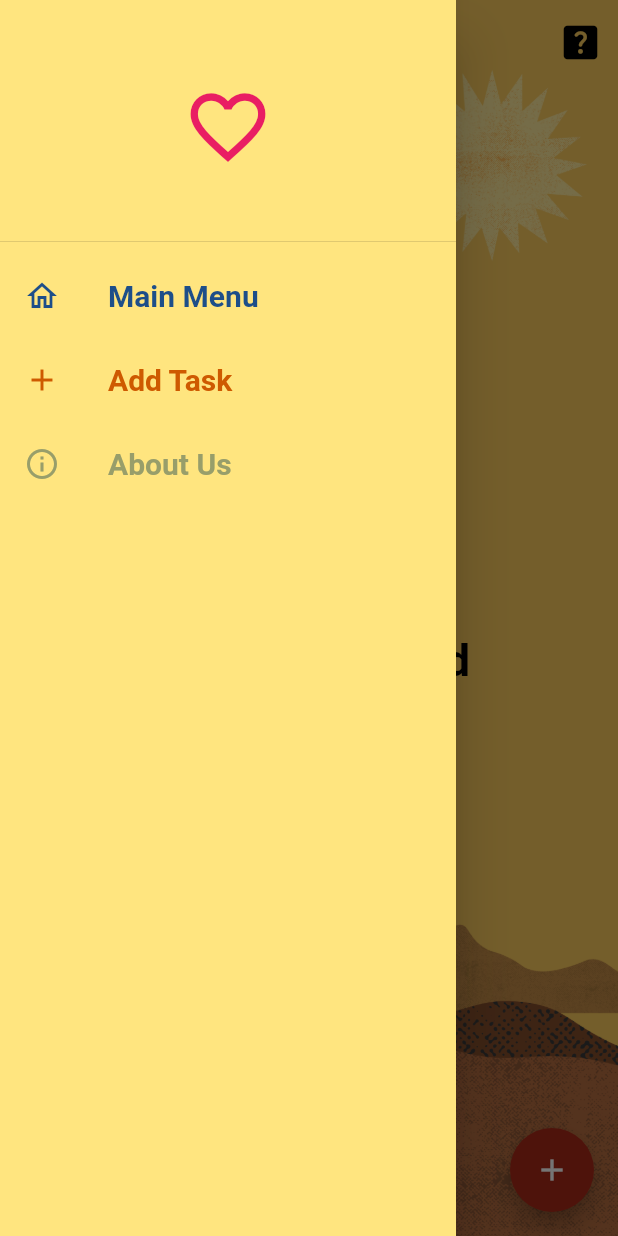
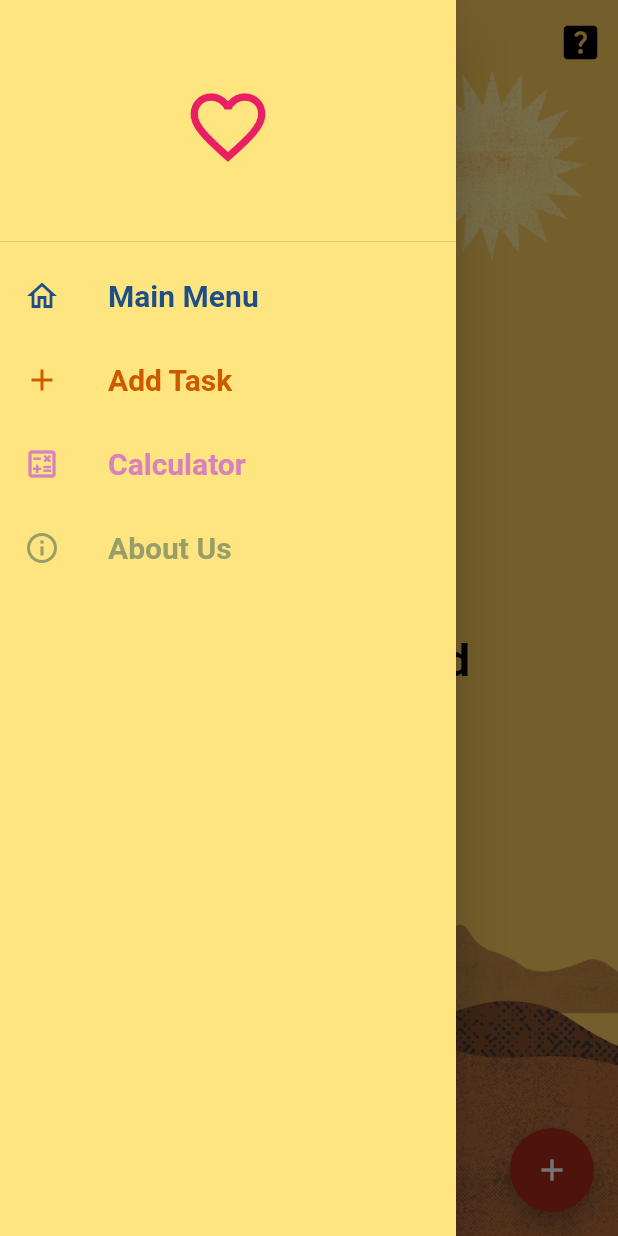
Before and after one commit to AllianaOnate/onate_assignment_three, a Flutter app: the HomePage screen opened directly, with the side drawer open, on a phone screen of 412 x 824 dp. Run offline on Flutter 3.47's test engine with Material 2 defaults, Android fonts, the phone set to English and light mode, and no system bars; our stand-ins replace lottie, sqflite; accounts and stored records are empty; network calls fail.

```diff
--- a/lib/about_us.dart
+++ b/lib/about_us.dart
@@ -47,6 +47,8 @@ class _AboutUsState extends State<AboutUs> {
                 ),
               ),
               alignment: Alignment.bottomCenter,
+              height: 200,
+              width: 200,
             )
           ],
         ),
--- /dev/null
+++ b/lib/calculator.dart
@@ -0,0 +1,17 @@
+import 'package:flutter/material.dart';
+
+class Calculator extends StatefulWidget {
+  const Calculator({Key? key}) : super(key: key);
+
+  @override
+  State<Calculator> createState() => _CalculatorState();
+}
+
+class _CalculatorState extends State<Calculator> {
+  @override
+  Widget build(BuildContext context) {
+    return Scaffold(
+
+    );
+  }
+}
--- a/lib/home_page.dart
+++ b/lib/home_page.dart
@@ -82,6 +82,27 @@ class _HomePageState extends State<HomePage> {
                       style: TextStyle(
                         fontWeight: FontWeight.bold,
                         color: Color(0xFFCE5A00),
+                        fontSize: 20,
+                      ),
+                    ),
+                    onTap: (){
+                      Navigator.of(context).push(
+                        MaterialPageRoute(
+                          builder: (context) => AddUpdateTask(),
+                        ),
+                      );
+                    },
+                  ),
+                  ListTile(
+                    leading: Icon(
+                      Icons.calculate_outlined,
+                      color: Color(0xFFD782BA),
+                    ),
+                    title: Text(
+                      'Calculator',
+                      style: TextStyle(
+                        fontWeight: FontWeight.bold,
+                        color: Color(0xFFD782BA),
                         fontSize: 20,
                       ),
                     ),
```
Lines whose indentation alone changed are shown as unchanged.
